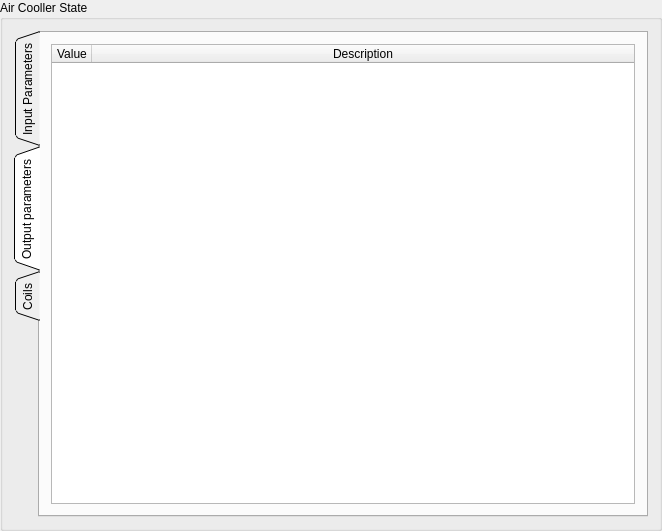
The window that AirCoolControll/AirCoolControll/coolerstatewidget.ui (ComEngineering/AirCoolControl_Desktop) describes before a commit, drawn with Qt 5.
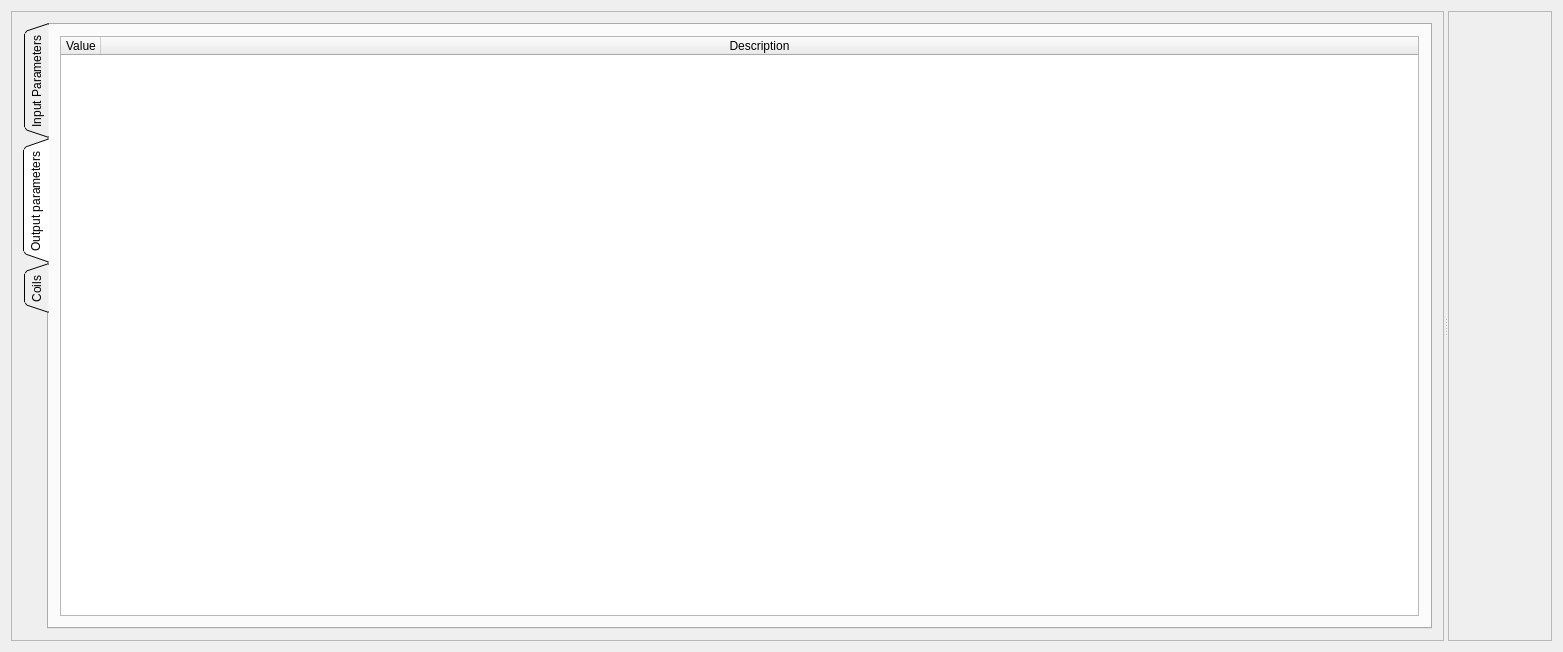
The same window after the commit. The open tabs and pages were chosen to show the change. Custom widgets are drawn as their Qt base class.

Commit message: Добавлено отображение основания для графиков

Diff of the .ui file:
```diff
--- a/AirCoolControll/AirCoolControll/coolerstatewidget.ui
+++ b/AirCoolControll/AirCoolControll/coolerstatewidget.ui
@@ -6,53 +6,59 @@
    <rect>
     <x>0</x>
     <y>0</y>
-    <width>662</width>
-    <height>531</height>
+    <width>1563</width>
+    <height>652</height>
    </rect>
   </property>
   <property name="sizePolicy">
-   <sizepolicy hsizetype="Fixed" vsizetype="Fixed">
+   <sizepolicy hsizetype="Preferred" vsizetype="Preferred">
     <horstretch>0</horstretch>
     <verstretch>0</verstretch>
    </sizepolicy>
   </property>
   <property name="maximumSize">
    <size>
-    <width>662</width>
-    <height>548</height>
+    <width>100000</width>
+    <height>100000</height>
    </size>
   </property>
   <property name="windowTitle">
    <string>CoolerStateWidget</string>
   </property>
-  <layout class="QGridLayout" name="gridLayout">
-   <property name="leftMargin">
-    <number>0</number>
-   </property>
-   <property name="topMargin">
-    <number>0</number>
-   </property>
-   <property name="rightMargin">
-    <number>0</number>
-   </property>
-   <property name="bottomMargin">
-    <number>0</number>
-   </property>
-   <property name="spacing">
-    <number>0</number>
-   </property>
+  <layout class="QGridLayout" name="gridLayout_2">
    <item row="0" column="0">
-    <widget class="QGroupBox" name="groupBox_2">
-     <property name="title">
-      <string>Air Cooller State</string>
+    <widget class="QSplitter" name="splitter">
+     <property name="sizePolicy">
+      <sizepolicy hsizetype="Preferred" vsizetype="Preferred">
+       <horstretch>0</horstretch>
+       <verstretch>0</verstretch>
+      </sizepolicy>
      </property>
-     <layout class="QGridLayout" name="gridLayout_2">
-      <item row="0" column="0">
-       <widget class="QSplitter" name="splitter">
-        <property name="orientation">
-         <enum>Qt::Vertical</enum>
-        </property>
+     <property name="orientation">
+      <enum>Qt::Horizontal</enum>
+     </property>
+     <property name="opaqueResize">
+      <bool>true</bool>
+     </property>
+     <property name="childrenCollapsible">
+      <bool>true</bool>
+     </property>
+     <widget class="QFrame" name="frame">
+      <property name="frameShape">
+       <enum>QFrame::StyledPanel</enum>
+      </property>
+      <property name="frameShadow">
+       <enum>QFrame::Raised</enum>
+      </property>
+      <layout class="QGridLayout" name="gridLayout">
+       <item row="0" column="0">
         <widget class="QTabWidget" name="tabWidget">
+         <property name="sizePolicy">
+          <sizepolicy hsizetype="Preferred" vsizetype="Preferred">
+           <horstretch>0</horstretch>
+           <verstretch>0</verstretch>
+          </sizepolicy>
+         </property>
          <property name="tabPosition">
           <enum>QTabWidget::West</enum>
          </property>
@@ -105,6 +111,12 @@
           <layout class="QGridLayout" name="gridLayout_4">
            <item row="0" column="0">
             <widget class="QTableWidget" name="outputParametersTable">
+             <property name="sizePolicy">
+              <sizepolicy hsizetype="Preferred" vsizetype="Preferred">
+               <horstretch>0</horstretch>
+               <verstretch>0</verstretch>
+              </sizepolicy>
+             </property>
              <attribute name="horizontalHeaderDefaultSectionSize">
               <number>40</number>
              </attribute>
@@ -171,14 +183,35 @@
           </layout>
          </widget>
         </widget>
-       </widget>
-      </item>
-     </layout>
+       </item>
+      </layout>
+     </widget>
+     <widget class="QFrame" name="frame_2">
+      <property name="frameShape">
+       <enum>QFrame::StyledPanel</enum>
+      </property>
+      <property name="frameShadow">
+       <enum>QFrame::Raised</enum>
+      </property>
+      <layout class="QGridLayout" name="gridLayout_6">
+       <item row="0" column="0">
+        <widget class="QCustomPlot" name="plotView" native="true"/>
+       </item>
+      </layout>
+     </widget>
     </widget>
    </item>
   </layout>
  </widget>
  <layoutdefault spacing="6" margin="11"/>
+ <customwidgets>
+  <customwidget>
+   <class>QCustomPlot</class>
+   <extends>QWidget</extends>
+   <header location="global">../CustomPlot/inc/qcustomplot.h</header>
+   <container>1</container>
+  </customwidget>
+ </customwidgets>
  <resources>
   <include location="aircoolcontroll.qrc"/>
  </resources>
```
Left out of the diff: 6 changed lines with no effect on the pictures. The commit also changes 2 other files.
